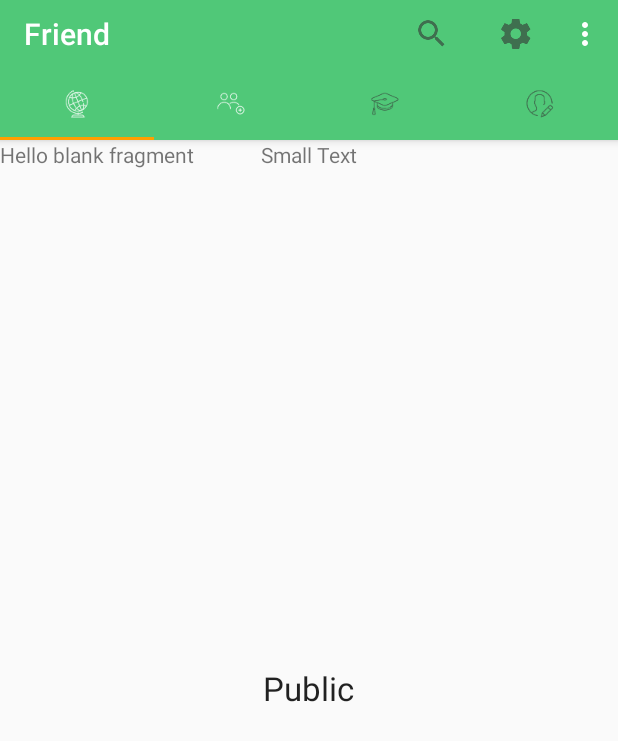
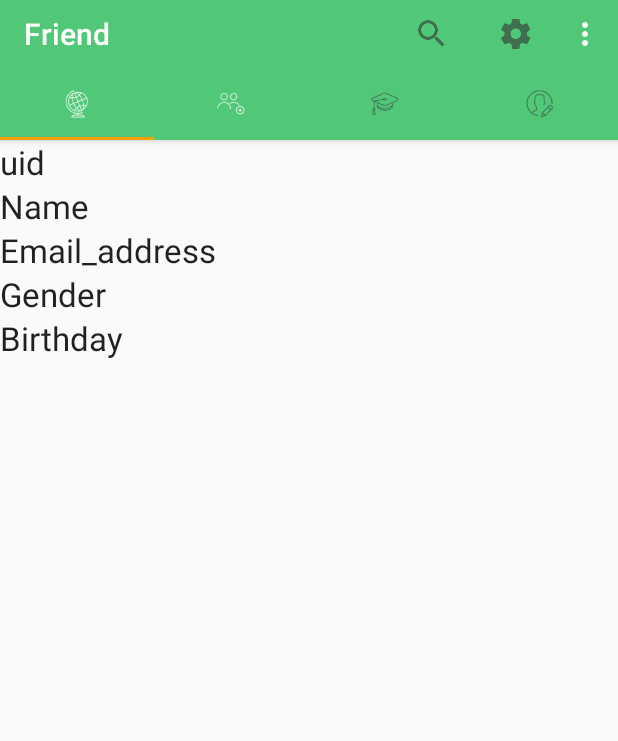
Before and after one commit to TUdeveloper/TeachU3.0.1, an Android app: the FragmentPublic screen opened directly, with no data from a screen before it, on a phone screen of 412 x 824 dp. Shown: the top 741 px of the screen. Run offline under Robolectric (Android 15) with nearby library versions, the phone set to English and light mode, and no system bars; our stand-ins replace Firebase (no records; nobody signed in at launch, a user with empty details on screens opened directly).

Commit message:
add profile activity

```diff
--- a/app/src/main/AndroidManifest.xml
+++ b/app/src/main/AndroidManifest.xml
@@ -64,6 +64,11 @@
             android:theme="@style/AppTheme.NoActionBar" >
         </activity>
         <activity
+            android:name=".ActivityProfileSetting"
+            android:label="@string/app_name"
+            android:theme="@style/AppTheme.NoActionBar" >
+        </activity>
+        <activity
             android:name=".ActivitySignup"
             android:label="@string/title_activity_login"
             android:theme="@style/AppTheme.NoActionBar" />
--- a/app/src/main/java/com/mai/aso/masaya/teachu/ActivityLanguageSetting.java
+++ b/app/src/main/java/com/mai/aso/masaya/teachu/ActivityLanguageSetting.java
@@ -167,7 +167,7 @@ public class ActivityLanguageSetting extends AppCompatActivity {
                 mRootRef.child(FirebaseInfo.CHILD_USERS).child(user.getUid()).child(FirebaseInfo.USER_LEARN_LANGUAGE2).setValue(setLearnLanguage2);
                 progressBar.setVisibility(View.GONE);
 
-                Intent intent = new Intent(ActivityLanguageSetting.this, ActivityMainTab.class);
+                Intent intent = new Intent(ActivityLanguageSetting.this, ActivityProfileSetting.class);
                 intent.addFlags(Intent.FLAG_ACTIVITY_NEW_TASK);
                 intent.addFlags(Intent.FLAG_ACTIVITY_CLEAR_TASK);
                 startActivity(intent);
--- a/app/src/main/java/com/mai/aso/masaya/teachu/ActivityUserSetting.java
+++ b/app/src/main/java/com/mai/aso/masaya/teachu/ActivityUserSetting.java
@@ -3,6 +3,7 @@ package com.mai.aso.masaya.teachu;
 import android.content.Intent;
 import android.os.Bundle;
 import android.support.annotation.NonNull;
+import android.support.design.widget.FloatingActionButton;
 import android.support.v7.app.AppCompatActivity;
 import android.support.v7.widget.Toolbar;
 import android.text.TextUtils;
@@ -184,7 +185,5 @@ public class ActivityUserSetting extends AppCompatActivity {
                 startActivity(intent);
             }
         });
-
     }
-
 }
--- a/app/src/main/java/com/mai/aso/masaya/teachu/FragmentPublic.java
+++ b/app/src/main/java/com/mai/aso/masaya/teachu/FragmentPublic.java
@@ -6,11 +6,24 @@ import android.support.v4.app.Fragment;
 import android.support.v4.app.FragmentActivity;
 import android.support.v7.app.ActionBar;
 import android.support.v7.app.AppCompatActivity;
+import android.util.Log;
 import android.view.LayoutInflater;
 import android.view.View;
 import android.view.ViewGroup;
+import android.widget.EditText;
 import android.widget.TextView;
 import android.widget.Toolbar;
+
+import com.google.firebase.auth.FirebaseAuth;
+import com.google.firebase.auth.FirebaseUser;
+import com.google.firebase.database.DataSnapshot;
+import com.google.firebase.database.DatabaseError;
+import com.google.firebase.database.DatabaseReference;
+import com.google.firebase.database.FirebaseDatabase;
+import com.google.firebase.database.ValueEventListener;
+import com.mai.aso.masaya.teachu.info.FirebaseInfo;
+
+import org.w3c.dom.Text;
 
 /**
  * A simple {@link Fragment} subclass.
@@ -21,6 +34,13 @@ public class FragmentPublic extends Fragment {
      * fragment.
      */
     private static final String ARG_SECTION_NUMBER = "section_number";
+    private FirebaseAuth auth;
+    private FirebaseUser user;
+    private String Name;
+    private View textUid, textName, textEmail, textGender, textBirthday;
+    private static final String TAG = FragmentPublic.class.getSimpleName();
+
+    DatabaseReference mRootRef = FirebaseDatabase.getInstance().getReference();
 
     public FragmentPublic() {
     }
@@ -43,11 +63,28 @@ public class FragmentPublic extends Fragment {
         //ActionBarTitle
         ActionBar actionBar = ((AppCompatActivity)getActivity()).getSupportActionBar();
         actionBar.setTitle(R.string.titlePublic);
+
+        View v = inflater.inflate(R.layout.fragment_public, container, false);
+        textUid = v.findViewById(R.id.text_uid);
+        textName = v.findViewById(R.id.text_user_name);
+        textEmail = v.findViewById(R.id.text_email);
+        textGender = v.findViewById(R.id.text_gender);
+        textBirthday = v.findViewById(R.id.text_birthday);
+
+        auth = FirebaseAuth.getInstance();
+        user = FirebaseAuth.getInstance().getCurrentUser();
+        String Uid = user.getUid();
+        Name = mRootRef.child(FirebaseInfo.CHILD_USERS).child(user.getUid()).child(FirebaseInfo.USER_FIRST_NAME).toString();
+        Log.d(TAG, "UserID: " + Uid);
+        Log.d(TAG, "UserName: " + Name);
+
+        ((TextView)textUid).setText(Uid);
+        ((TextView)textName).setText(Name);
         //View rootView = inflater.inflate(R.layout.fragment_fragment_public, container, false);
         //TextView textView = (TextView) rootView.findViewById(R.id.section_label);
         //textView.setText(getString(R.string.section_format, getArguments().getInt(ARG_SECTION_NUMBER)));
         //return rootView;
-        return inflater.inflate(R.layout.fragment_fragment_public, container, false);
+        return inflater.inflate(R.layout.fragment_public, container, false);
     }
 
     //@Override
--- a/app/src/main/res/layout/fragment_fragment_public.xml
+++ /dev/null
@@ -1,29 +0,0 @@
-<FrameLayout xmlns:android="http://schemas.android.com/apk/res/android"
-    xmlns:tools="http://schemas.android.com/tools"
-    android:layout_width="match_parent"
-    android:layout_height="match_parent"
-    tools:context="com.mai.aso.masaya.teachu.FragmentPublic">
-
-    <!-- TODO: Update blank fragment layout -->
-    <TextView
-        android:layout_width="match_parent"
-        android:layout_height="match_parent"
-        android:text="@string/hello_blank_fragment" />
-
-    <TextView
-        android:layout_width="wrap_content"
-        android:layout_height="wrap_content"
-        android:textAppearance="?android:attr/textAppearanceLarge"
-        android:text="Public"
-        android:id="@+id/btn_public"
-        android:layout_gravity="center" />
-
-    <TextView
-        android:layout_width="wrap_content"
-        android:layout_height="wrap_content"
-        android:textAppearance="?android:attr/textAppearanceSmall"
-        android:text="Small Text"
-        android:id="@+id/textView9"
-        android:layout_gravity="center_horizontal|top" />
-
-</FrameLayout>
--- /dev/null
+++ b/app/src/main/res/layout/fragment_public.xml
@@ -0,0 +1,45 @@
+<LinearLayout xmlns:android="http://schemas.android.com/apk/res/android"
+    xmlns:tools="http://schemas.android.com/tools"
+    android:layout_width="match_parent"
+    android:layout_height="match_parent"
+    tools:context="com.mai.aso.masaya.teachu.FragmentPublic"
+    android:orientation="vertical">
+
+    <!-- TODO: Update blank fragment layout -->
+
+    <TextView
+        android:layout_width="wrap_content"
+        android:layout_height="wrap_content"
+        android:textAppearance="?android:attr/textAppearanceLarge"
+        android:text="uid"
+        android:id="@+id/text_uid" />
+
+    <TextView
+        android:layout_width="wrap_content"
+        android:layout_height="wrap_content"
+        android:textAppearance="?android:attr/textAppearanceLarge"
+        android:text="Name"
+        android:id="@+id/text_user_name" />
+
+    <TextView
+        android:layout_width="wrap_content"
+        android:layout_height="wrap_content"
+        android:textAppearance="?android:attr/textAppearanceLarge"
+        android:text="Email_address"
+        android:id="@+id/text_email" />
+
+    <TextView
+        android:layout_width="wrap_content"
+        android:layout_height="wrap_content"
+        android:textAppearance="?android:attr/textAppearanceLarge"
+        android:text="Gender"
+        android:id="@+id/text_gender" />
+
+    <TextView
+        android:layout_width="wrap_content"
+        android:layout_height="wrap_content"
+        android:textAppearance="?android:attr/textAppearanceLarge"
+        android:text="Birthday"
+        android:id="@+id/text_birthday" />
+
+</LinearLayout>
--- a/app/src/main/res/values/strings.xml
+++ b/app/src/main/res/values/strings.xml
@@ -39,6 +39,10 @@
     <string name="btn_sign_out">Sign Out</string>
     <string name="lbl_forgot_password">Forgot password?</string>
     <string name="forgot_password_msg">We just need your registered Email Id to sent you password reset instructions.</string>
+    <string name="profile_photo">profile.png</string>
+    <string name="profile_failed">Error to get photo</string>
+    <string name="profile_upload_success">Success to upload your profile image</string>
+    <string name="profile_upload_fail">Fail to upload your profile image</string>
 
     <string-array name="spinner_gender_list">
         <item>Male</item>
```
Also changed, not shown: app/src/main/java/com/mai/aso/masaya/teachu/ActivityProfileSetting.java (added, +214 -0 lines), app/src/main/java/com/mai/aso/masaya/teachu/ImageEdit/RoundImage.java (added, +56 -0 lines), app/src/main/res/drawable/profile_circular_border_imageview.xml (added, +14 -0 lines), app/src/main/res/layout/activity_profile_setting.xml (added, +153 -0 lines), app/src/main/res/layout/sample_layout_profile.xml (added, +115 -0 lines).
